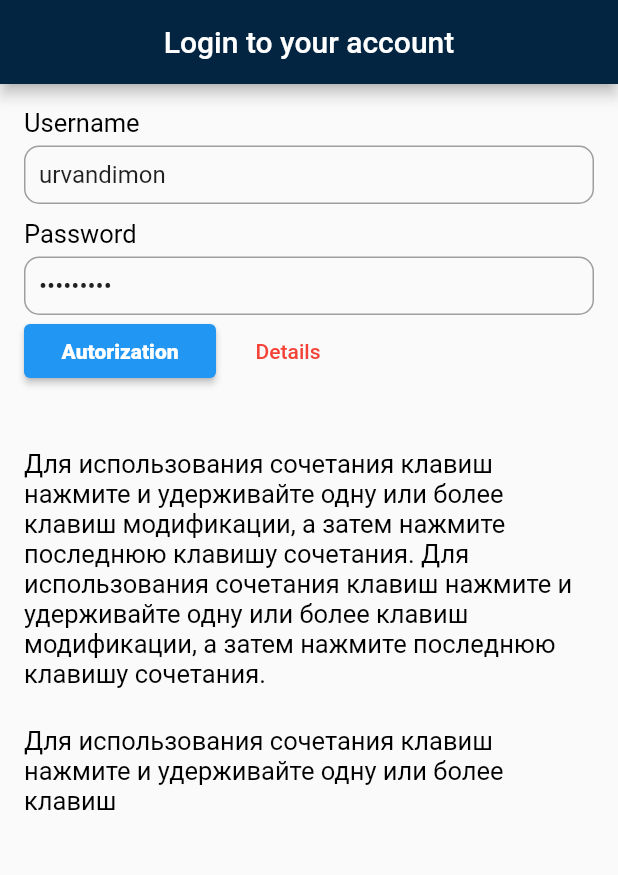
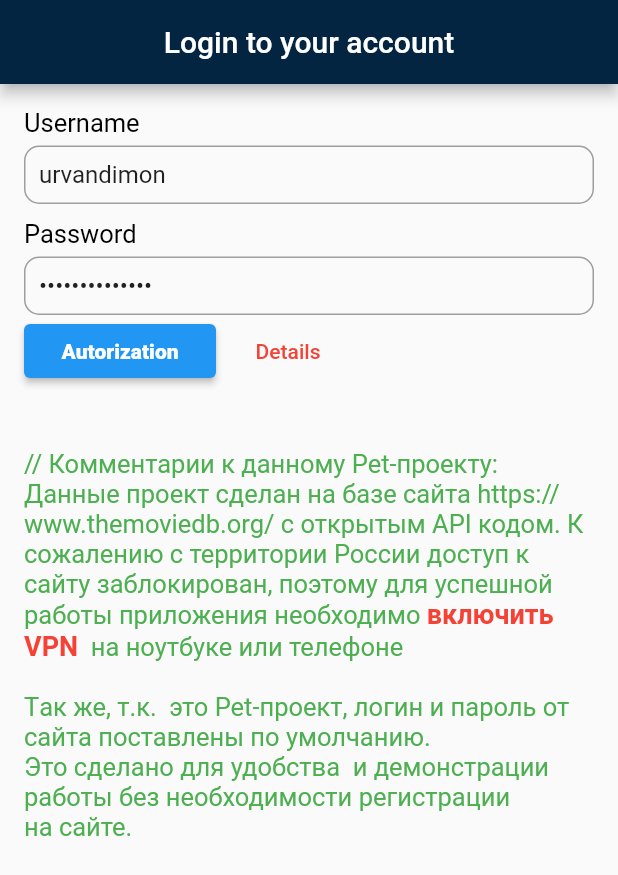
Before and after one commit to DmitriyUrvantsev/movieDB, a Flutter app: the screen it shows after launch, on a phone screen of 412 x 824 dp. Shown: the top 875 px of the screen. Run offline on Flutter 3.47's test engine with Material 2 defaults, Android fonts, the light colour scheme and no system bars; our stand-ins replace flutter_secure_storage, skeletons, youtube_player_flutter.

Commit message:
change description Auth

```diff
--- a/movie_db/lib/main.dart
+++ b/movie_db/lib/main.dart
@@ -6,7 +6,7 @@
 
 
 //! ДЛЯ УСПЕШНОЙ РАБОТЫ ПРИЛОЖЕНИЯ НЕОБХОДИМО ВКЛЮЧИТЬ VPN НА ВАШЕМ УСТРОЙСТВЕ
-//1
+
 void main() async {
   WidgetsFlutterBinding.ensureInitialized();
   final model = MyAppModel();
@@ -18,7 +18,7 @@
 
 class MyApp extends StatelessWidget {
   final MyAppModel
-      model; //авторизованы уже или нет(в зависимости от sessionId != null в моделе)
+      model;
   static final mainNavigation = MainNavigation();
 
   const MyApp({Key? key, required this.model}) : super(key: key);
@@ -41,16 +41,13 @@
           GlobalCupertinoLocalizations.delegate,
         ],
         supportedLocales: const [
-          Locale('ru', 'RU'), // Russian
-          Locale('en', 'US'), // English
+          Locale('ru', 'RU'),
+          Locale('en', 'US'),
         ],
         routes: mainNavigation.routes,
 
         initialRoute: mainNavigation.initialRoute(model.isAuth),
-        //! если передавать через Провайдер ...(model?.isAuth==true) - непонятно///
 
-        //   mainNavigation.initialRoute,
-        //'/',
         onGenerateRoute: mainNavigation.onGenerateRoutes);
   }
 }
--- a/movie_db/lib/main_model.dart
+++ b/movie_db/lib/main_model.dart
@@ -46,12 +46,6 @@
     final widget = context
         .getElementForInheritedWidgetOfExactType<MyAppModelProvider>()
         ?.widget;
-    return widget is MyAppModelProvider
-        ? widget
-        : null; //                   .notifier : null;
+    return widget is MyAppModelProvider ? widget : null;
   }
-
-  // @override
-  //bool updateShouldNotify(MyAppModelProvider oldWidget) {
-  //  return notifier != oldWidget.notifier;
 }
--- a/movie_db/lib/ui/theme/constats.dart
+++ b/movie_db/lib/ui/theme/constats.dart
@@ -19,13 +19,20 @@
     color: Colors.black,
     fontSize: 17,
   );
+  static const textStyleDiscription = TextStyle(
+    color: Colors.green,
+    fontSize: 17,
+  );
+  static const textStyleDiscriptionVPN =
+      TextStyle(color: Colors.red, fontSize: 18, fontWeight: FontWeight.bold);
 
-  static const text1 = Text(
-    'Для использования сочетания клавиш нажмите и удерживайте одну или более клавиш модификации, а затем нажмите последнюю клавишу сочетания. Для использования сочетания клавиш нажмите и удерживайте одну или более клавиш модификации, а затем нажмите последнюю клавишу сочетания.',
-    style: textStyleHader,
-  );
-  static const text2 = Text(
-    'Для использования сочетания клавиш нажмите и удерживайте одну или более клавиш ',
-    style: textStyleHader,
-  );
+  static const textDescription =
+      '''// Комментарии к данному Pet-проекту: Данные проект сделан на базе сайта https://www.themoviedb.org/ с открытым API кодом. К сожалению с территории России доступ к сайту заблокирован, поэтому для успешной работы приложения необходимо ''';
+
+  static const textDescriptionVPN = 'включить VPN';
+  static const textDescription2 = '''  на ноутбуке или телефоне \n
+Tак же, т.к.  это Pet-проект, логин и пароль от сайта поставлены по умолчанию.
+Это сделано для удобства  и демонстрации работы без необходимости регистрации
+на сайте.
+''';
 }
--- a/movie_db/lib/ui/widgets/auth/auth_widget.dart
+++ b/movie_db/lib/ui/widgets/auth/auth_widget.dart
@@ -32,17 +32,13 @@
   @override
   Widget build(BuildContext context) {
     //const textStyle = Constants.textStyleHader;
-    const text1 = Constants.text1;
-    const text2 = Constants.text2;
 
-    return const Padding(
-      padding: EdgeInsets.symmetric(horizontal: 16),
+    return Padding(
+      padding: const EdgeInsets.symmetric(horizontal: 16),
       child: Column(children: [
         FormWidget(),
-        SizedBox(height: 25),
-        text1,
-        SizedBox(height: 25),
-        text2,
+        const SizedBox(height: 25),
+        _DescriptionWidget(),
       ]),
     );
   }
@@ -166,3 +162,31 @@
     );
   }
 }
+
+class _DescriptionWidget extends StatelessWidget {
+  @override
+  Widget build(BuildContext context) {
+    return Builder(builder: (context) {
+      return RichText(
+          // возможность использования разных стилей текста в одной строке? которая будет себя вести как единая строка
+
+          textAlign: TextAlign.start,
+          text: const TextSpan(
+            children: [
+              TextSpan(
+                text: Constants.textDescription,
+                style: Constants.textStyleDiscription,
+              ),
+              TextSpan(
+                text: Constants.textDescriptionVPN,
+                style: Constants.textStyleDiscriptionVPN,
+              ),
+              TextSpan(
+                text: Constants.textDescription2,
+                style: Constants.textStyleDiscription,
+              ),
+            ],
+          ));
+    });
+  }
+}
--- a/movie_db/lib/ui/widgets/auth/auth_widget_model.dart
+++ b/movie_db/lib/ui/widgets/auth/auth_widget_model.dart
@@ -10,7 +10,7 @@
   final _sessionDataProvider = SessionDataProvider();
   final _apiClient = ApiClient();
   final loginController = TextEditingController(text: 'urvandimon');
-  final passwordController = TextEditingController(text: 'Rfpfl1979');
+  final passwordController = TextEditingController(text: 'movierfpfl1979');
 
   String? _errorText;
   String? get errorText => _errorText;
@@ -53,7 +53,9 @@
     } on ApiClientExeption catch (e) {
       switch (e.type) {
         case ApiClientExeptionType.network:
-          _errorText = 'Сервер не доступен. Проверьте подключение к интернету';
+          _errorText =
+              'Сервер не доступен. Проверьте подключение к интернету.\n'
+              'Если Вы в России - подключите VPN!!!';
           break;
         case ApiClientExeptionType.auth:
           _errorText = 'Неверный логин или пароль';
--- a/movie_db/lib/ui/widgets/my_screen/main_screen_widget.dart
+++ b/movie_db/lib/ui/widgets/my_screen/main_screen_widget.dart
@@ -1,6 +1,5 @@
 import 'package:flutter/material.dart';
 import 'package:movie_db_hard/domain/data_providers/session_data_provider.dart';
-
 import '../../../domain/api_client/api_client.dart';
 import 'main_screen_model.dart';
 import 'movi_screen.dart';
@@ -15,7 +14,6 @@
 class _MainScreenWidgetState extends State<MainScreenWidget> {
   final movieScreenModel = MovieScreenModel();
 
-  //final _modelAuth = AuthWidgetModel();
   int _selectedIndex = 0;
   static const TextStyle optionStyle =
       TextStyle(fontSize: 30, fontWeight: FontWeight.bold);
@@ -51,7 +49,8 @@
         ],
       ),
       body: IndexedStack(
-        // !!!!!! ВАЖНО!!!!! --IndexStack держит в памяти эти виджеты и !!!!ребилд не происходит
+        // !!!!!! ВАЖНО!!!!! --IndexStack держит в памяти эти виджеты и
+        // !!!!ребилд не происходит
         index: _selectedIndex,
         children: [
           MovieScreenModelProvider(
--- a/movie_db/lib/ui/widgets/my_screen/movi_screen.dart
+++ b/movie_db/lib/ui/widgets/my_screen/movi_screen.dart
@@ -1,5 +1,3 @@
-// ignore_for_file: public_member_api_docs, sort_constructors_first
-
 import 'package:flutter/material.dart';
 import 'package:movie_db_hard/domain/api_client/api_client.dart';
 
@@ -11,11 +9,10 @@
 
   @override
   Widget build(BuildContext context) {
-    final watch = //null;
-        MovieScreenModelProvider.watch(context)?.model;
+    final watch = MovieScreenModelProvider.watch(context)?.model;
 
     if (watch == null || watch.isProgressLoad == true) {
-      return const MovieScreenSkeletonWidget(); //! проверка на нул, чтобы не париться ниже
+      return const MovieScreenSkeletonWidget();
     }
 
     return Stack(
@@ -23,8 +20,7 @@
       children: [
         ListView.builder(
           padding: const EdgeInsets.only(top: 65),
-          keyboardDismissBehavior: ScrollViewKeyboardDismissBehavior
-              .onDrag, //!!!! скрывает клавиатуру
+          keyboardDismissBehavior: ScrollViewKeyboardDismissBehavior.onDrag,
           itemCount: watch.listMovies.length,
           itemExtent: 162,
           itemBuilder: (BuildContext context, int index) {
@@ -43,9 +39,6 @@
                       color: Colors.white,
                       border: Border.all(
                         color: const Color.fromARGB(182, 68, 68, 68),
-                        // width: 1.0,
-                        // style: BorderStyle.solid,
-                        // strokeAlign: BorderSide.strokeAlignInside
                       ),
                       borderRadius: const BorderRadius.all(Radius.circular(10)),
                       boxShadow: const [
@@ -53,8 +46,6 @@
                           color: Colors.black45,
                           offset: Offset(0, 3),
                           blurRadius: 10,
-
-                          //blurStyle: BlurStyle.normal
                         )
                       ],
                     ),
@@ -86,11 +77,8 @@
                                       fontWeight: FontWeight.w800,
                                       color: Colors.black38)),
                               const SizedBox(height: 20),
-                              Text(
-                                  movie?.overview ??
-                                      'null', //!Например в MortalKombate нет описания почемуто///
-                                  maxLines: 2,
-                                  overflow: TextOverflow.ellipsis),
+                              Text(movie?.overview ?? 'null',
+                                  maxLines: 2, overflow: TextOverflow.ellipsis),
                             ],
                           ),
                         ),
@@ -103,13 +91,7 @@
                     child: InkWell(
                         borderRadius: BorderRadius.circular(10),
                         onTap: () =>
-                            watch.onTapMovie(context, movie?.id ?? 507089)
-
-                        //onTapMovie();
-                        //! onTapMovie(movie.id);
-                        //print(movie.id);
-                        // },
-                        ),
+                            watch.onTapMovie(context, movie?.id ?? 507089)),
                   )
                 ],
               ),
@@ -119,15 +101,11 @@
         Padding(
           padding: const EdgeInsets.symmetric(horizontal: 16, vertical: 5),
           child: TextField(
-            // controller: _serchController,
             onChanged: watch.serchMovies,
             decoration: InputDecoration(
               border: const OutlineInputBorder(),
               filled: true,
-
-              ///!!!!!!!!!!!!!!!
               fillColor: Colors.white.withAlpha(210),
-
               labelText: 'Поиск',
             ),
           ),
--- a/movie_db/lib/ui/widgets/my_screen/movie_details/movie_details_main_info_widget.dart
+++ b/movie_db/lib/ui/widgets/my_screen/movie_details/movie_details_main_info_widget.dart
@@ -1,7 +1,7 @@
 import 'package:flutter/material.dart';
 
 import '../../../../domain/api_client/api_client.dart';
-import 'movie_deteils_model.dart';
+import 'movie_details_model.dart';
 
 class MovieDetailMainInfoWidget extends StatelessWidget {
   const MovieDetailMainInfoWidget({
--- a/movie_db/lib/ui/widgets/my_screen/movie_details/movie_details_widget.dart
+++ b/movie_db/lib/ui/widgets/my_screen/movie_details/movie_details_widget.dart
@@ -2,7 +2,7 @@
 import 'package:movie_db_hard/ui/widgets/my_screen/movie_details/movie_details_sceleton.dart';
 import '../../../../main_model.dart';
 import 'movie_details_main_info_widget.dart';
-import 'movie_deteils_model.dart';
+import 'movie_details_model.dart';
 import 'series_cast_widget.dart';
 
 class MovieDetailsWidget extends StatefulWidget {
--- a/movie_db/lib/ui/widgets/my_screen/movie_details/series_cast_widget.dart
+++ b/movie_db/lib/ui/widgets/my_screen/movie_details/series_cast_widget.dart
@@ -1,5 +1,5 @@
 import 'package:flutter/material.dart';
-import 'package:movie_db_hard/ui/widgets/my_screen/movie_details/movie_deteils_model.dart';
+import 'package:movie_db_hard/ui/widgets/my_screen/movie_details/movie_details_model.dart';
 
 import '../../../../domain/api_client/api_client.dart';
 
--- a/movie_db/lib/ui/widgets/my_screen/movie_screen_sceleton.dart
+++ b/movie_db/lib/ui/widgets/my_screen/movie_screen_sceleton.dart
@@ -23,9 +23,6 @@
                   color: Colors.white,
                   border: Border.all(
                     color: const Color.fromARGB(182, 68, 68, 68),
-                    // width: 1.0,
-                    // style: BorderStyle.solid,
-                    // strokeAlign: BorderSide.strokeAlignInside
                   ),
                   borderRadius: const BorderRadius.all(Radius.circular(10)),
                   boxShadow: const [
@@ -33,8 +30,6 @@
                       color: Colors.black45,
                       offset: Offset(0, 3),
                       blurRadius: 10,
-
-                      //blurStyle: BlurStyle.normal
                     )
                   ],
                 ),
@@ -91,7 +86,6 @@
         Padding(
           padding: const EdgeInsets.symmetric(horizontal: 16, vertical: 5),
           child: TextField(
-            // controller: _serchController,
             onChanged: (value) {},
             decoration: InputDecoration(
               border: const OutlineInputBorder(),
```
Also changed, not shown: movie_db/lib/ui/widgets/my_screen/movie_details/movie_details_model.dart (renamed from movie_db/lib/ui/widgets/my_screen/movie_details/movie_deteils_model.dart).
